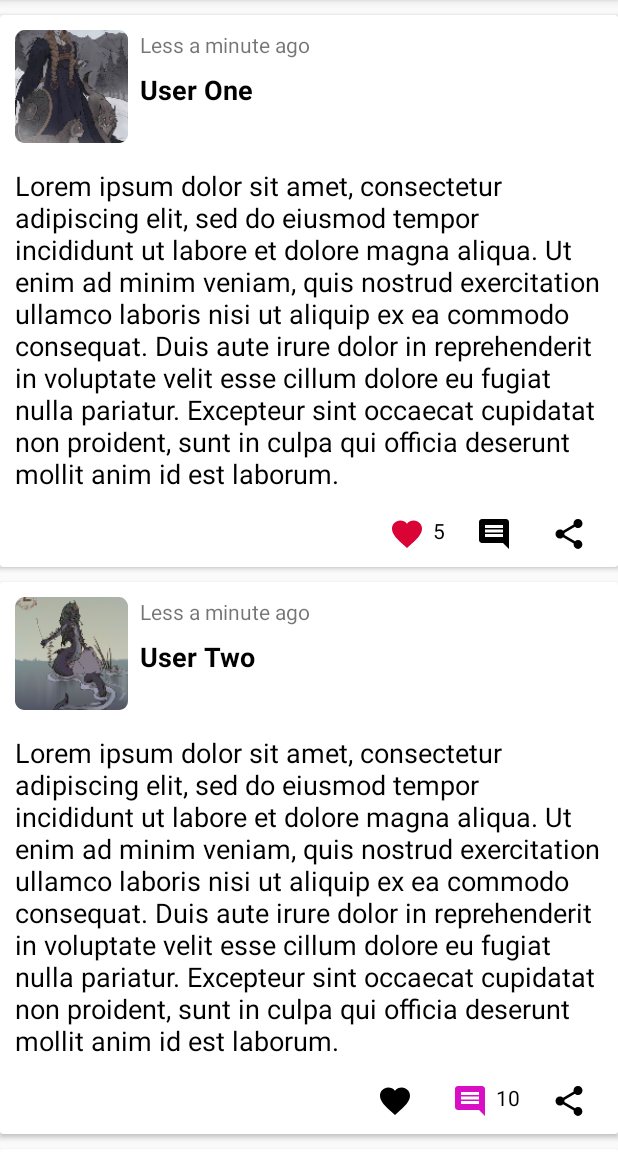
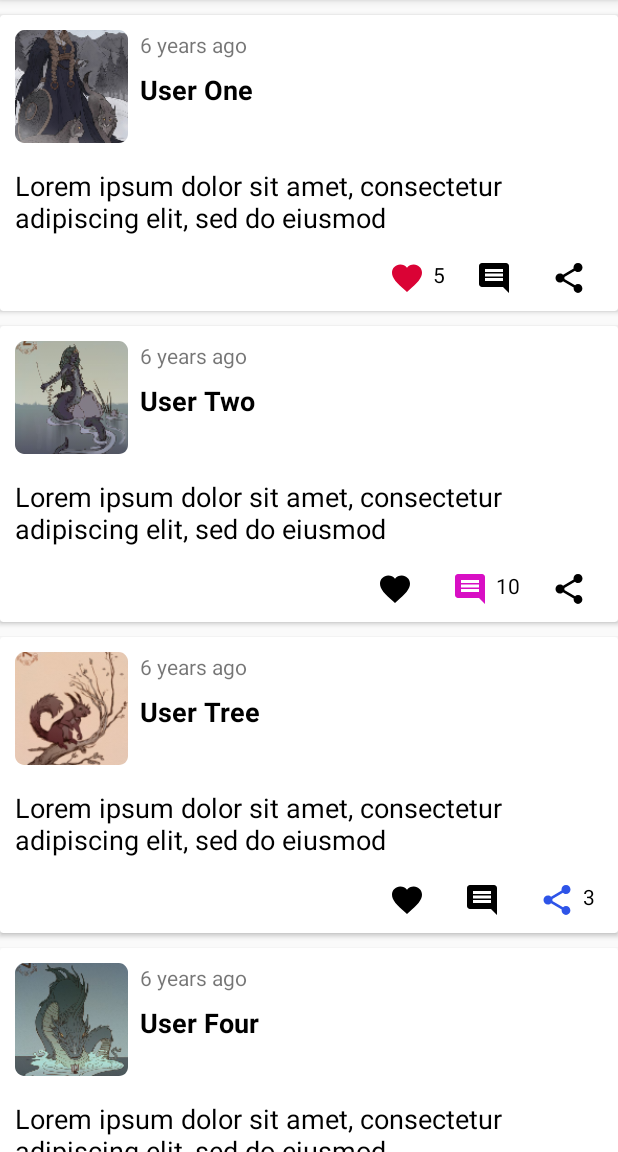
Before and after one commit to j-rebel/KotlinPanin, an Android app: the screen it shows after launch (MainActivity), on a phone screen of 412 x 824 dp, the part 84-1236 px from its top. Run offline under Robolectric (Android 15) with nearby library versions, the phone set to English and light mode, and no system bars.

Commit message:
added interface for postRep

```diff
--- a/app/build.gradle
+++ b/app/build.gradle
@@ -38,6 +38,7 @@ dependencies {
     implementation 'androidx.recyclerview:recyclerview:1.1.0'
     implementation "androidx.core:core-ktx:+"
     implementation "org.jetbrains.kotlin:kotlin-stdlib-jdk7:$kotlin_version"
+    implementation 'net.danlew:android.joda:2.10.6'
 }
 repositories {
     mavenCentral()
--- /dev/null
+++ b/app/src/main/java/com/example/kotlinpanin/App.kt
@@ -0,0 +1,14 @@
+package com.example.kotlinpanin
+
+import android.app.Application
+import net.danlew.android.joda.JodaTimeAndroid
+import org.joda.time.DateTimeZone
+
+class App: Application() {
+
+    override fun onCreate() {
+        super.onCreate()
+        JodaTimeAndroid.init(this)
+        DateTimeZone.setDefault(DateTimeZone.UTC)
+    }
+}
--- a/app/src/main/java/com/example/kotlinpanin/MainActivity.kt
+++ b/app/src/main/java/com/example/kotlinpanin/MainActivity.kt
@@ -3,34 +3,17 @@ package com.example.kotlinpanin
 import android.os.Bundle
 import androidx.appcompat.app.AppCompatActivity
 import androidx.recyclerview.widget.LinearLayoutManager
-
 import kotlinx.android.synthetic.main.activity_main.*
-import java.util.*
-import kotlin.collections.ArrayList
 
 class MainActivity : AppCompatActivity() {
 
-    private val posts: ArrayList<Post> = ArrayList()
+    private var posts: List<Post> = TestPostRepository().getPosts()
+
 
     override fun onCreate(savedInstanceState: Bundle?) {
         super.onCreate(savedInstanceState)
         setContentView(R.layout.activity_main)
-        addPosts()
         postList.layoutManager = LinearLayoutManager(this)
         postList.adapter = PostAdapter(posts, this)
-
-    }
-
-    fun addPosts() {
-        posts.add(Post("User One", R.mipmap.test_img_one, Date(2020, 6, 1), getString(R.string.ipsum_string), 5, 0, 0))
-        posts.add(Post("User Two", R.mipmap.test_img_two, Date(2020, 4, 1), getString(R.string.ipsum_string), 0, 10, 0))
-        posts.add(Post("User Tree", R.mipmap.test_img_three, Date(2020, 3, 1), getString(R.string.ipsum_string), 0, 0, 3))
-        posts.add(Post("User Four", R.mipmap.test_img_four, Date(2020, 2, 1), getString(R.string.ipsum_string), 3, 11, 2))
-        posts.add(Post("User Five", R.mipmap.test_img_five, Date(2020, 1, 1), getString(R.string.ipsum_string), 0, 0, 0))
-        posts.add(Post("User One", R.mipmap.test_img_one, Date(2019, 12, 1), getString(R.string.ipsum_string), 5, 0, 0))
-        posts.add(Post("User Two", R.mipmap.test_img_two, Date(2019, 11, 1), getString(R.string.ipsum_string), 0, 10, 0))
-        posts.add(Post("User Tree", R.mipmap.test_img_three, Date(2019, 10, 1), getString(R.string.ipsum_string), 0, 0, 3))
-        posts.add(Post("User Four", R.mipmap.test_img_four, Date(2019, 9, 1), getString(R.string.ipsum_string), 3, 11, 2))
-        posts.add(Post("User Five", R.mipmap.test_img_five, Date(2019, 8, 1), getString(R.string.ipsum_string), 0, 0, 0))
     }
 }
--- a/app/src/main/java/com/example/kotlinpanin/Post.kt
+++ b/app/src/main/java/com/example/kotlinpanin/Post.kt
@@ -1,10 +1,10 @@
 package com.example.kotlinpanin
 
-import java.util.*
+import org.joda.time.LocalDateTime
 
 data class Post(val posterName: String,
                 val posterAvatar: Int,
-                val date: Date,
+                val date: LocalDateTime,
                 val text: String,
                 val likes: Int,
                 val comments: Int,
--- a/app/src/main/java/com/example/kotlinpanin/PostAdapter.kt
+++ b/app/src/main/java/com/example/kotlinpanin/PostAdapter.kt
@@ -8,10 +8,9 @@ import android.widget.ImageView
 import android.widget.TextView
 import androidx.recyclerview.widget.RecyclerView
 import kotlinx.android.synthetic.main.post.view.*
-import java.util.*
-import kotlin.collections.ArrayList
+import org.joda.time.LocalDateTime
 
-class PostAdapter(val items : ArrayList<Post>, val context: Context) : RecyclerView.Adapter<PostAdapter.ViewHolder>() {
+class PostAdapter(private val items : List<Post>, private val context: Context) : RecyclerView.Adapter<PostAdapter.ViewHolder>() {
 
     override fun onCreateViewHolder(parent: ViewGroup, viewType: Int): ViewHolder {
         return ViewHolder(LayoutInflater.from(context).inflate(R.layout.post, parent, false))
@@ -25,7 +24,7 @@ class PostAdapter(val items : ArrayList<Post>, val context: Context) : RecyclerV
         val post: Post = items[position]
 
         holder.avatar.setImageResource(post.posterAvatar)
-        holder.date.text = secondsToString(post.date.time)
+        holder.date.text = secondsToString(post.date.toDate().time)
         holder.name.text = post.posterName
         holder.text.text = post.text
 
@@ -67,8 +66,8 @@ class PostAdapter(val items : ArrayList<Post>, val context: Context) : RecyclerV
         val sharesCounter: TextView = view.sharesCounter
     }
 
-    fun secondsToString(postDateInMillis: Long):String {
-        val milliseconds = System.currentTimeMillis() - postDateInMillis
+    private fun secondsToString(postDateInMillis: Long):String {
+        val milliseconds = LocalDateTime.now().toDate().time - postDateInMillis
 
         val seconds = milliseconds / 1000
         val minutes: Long = seconds / 60
--- /dev/null
+++ b/app/src/main/java/com/example/kotlinpanin/PostRepository.kt
@@ -0,0 +1,5 @@
+package com.example.kotlinpanin
+
+interface PostRepository {
+    fun getPosts(): List<Post>
+}
--- /dev/null
+++ b/app/src/main/java/com/example/kotlinpanin/TestPostRepository.kt
@@ -0,0 +1,17 @@
+package com.example.kotlinpanin
+
+import org.joda.time.LocalDateTime
+
+class TestPostRepository : PostRepository {
+    override fun getPosts(): List<Post> {
+        val posts: ArrayList<Post> = ArrayList()
+
+        posts.add(Post("User One", R.mipmap.test_img_one, LocalDateTime(2020, 5, 5, 15, 9, 0, 0), "Lorem ipsum dolor sit amet, consectetur adipiscing elit, sed do eiusmod", 5, 0, 0))
+        posts.add(Post("User Two", R.mipmap.test_img_two, LocalDateTime(2020, 5, 5, 14, 8, 0, 0), "Lorem ipsum dolor sit amet, consectetur adipiscing elit, sed do eiusmod", 0, 10, 0))
+        posts.add(Post("User Tree", R.mipmap.test_img_three, LocalDateTime(2020, 5, 5, 13, 7, 0, 0),"Lorem ipsum dolor sit amet, consectetur adipiscing elit, sed do eiusmod", 0, 0, 3))
+        posts.add(Post("User Four", R.mipmap.test_img_four, LocalDateTime(2020, 5, 5, 12, 6, 0, 0), "Lorem ipsum dolor sit amet, consectetur adipiscing elit, sed do eiusmod", 3, 11, 2))
+        posts.add(Post("User Five", R.mipmap.test_img_five, LocalDateTime(2020, 5, 5, 11, 5, 0, 0), "Lorem ipsum dolor sit amet, consectetur adipiscing elit, sed do eiusmod", 0, 0, 0))
+
+        return posts
+    }
+}
```
